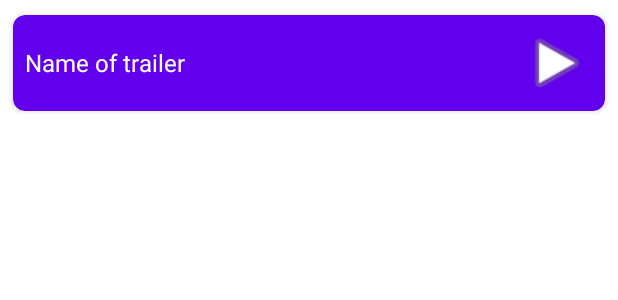
After one commit to DedCharel/Movies, an Android app: the layout trailer_item.xml on its own in the app's theme, with its tools: preview values and no code run, on a phone screen of 412 x 824 dp. The commit adds this screen. Shown: the top 300 px of the screen. Run offline under Robolectric (Android 15) with nearby library versions, the phone set to English and light mode, and no system bars.

Commit message:
Displaying a list of trailers on the details screen

```diff
--- /dev/null
+++ b/app/src/main/res/layout/trailer_item.xml
@@ -0,0 +1,36 @@
+<?xml version="1.0" encoding="utf-8"?>
+<androidx.cardview.widget.CardView xmlns:android="http://schemas.android.com/apk/res/android"
+    xmlns:app="http://schemas.android.com/apk/res-auto"
+    xmlns:tools="http://schemas.android.com/tools"
+    android:layout_width="match_parent"
+    android:layout_height="wrap_content"
+    android:layout_margin="4dp"
+    app:cardBackgroundColor="@color/purple_500"
+    app:cardCornerRadius="8dp"
+    app:cardUseCompatPadding="true">
+
+    <LinearLayout
+        android:layout_width="match_parent"
+        android:layout_height="wrap_content"
+        android:gravity="center"
+        android:orientation="horizontal"
+        android:padding="8dp">
+
+        <TextView
+            android:id="@+id/textViewTrailerName"
+            android:layout_width="0dp"
+            android:layout_height="wrap_content"
+            android:layout_weight="1"
+            android:textColor="@color/white"
+            android:textSize="16sp"
+            tools:text="Name of trailer" />
+
+        <ImageView
+            android:id="@+id/imageViewPlay"
+            android:layout_width="48dp"
+            android:layout_height="48dp"
+            app:srcCompat="@android:drawable/ic_media_play" />
+
+    </LinearLayout>
+
+</androidx.cardview.widget.CardView>
```
Also changed, not shown: app/src/main/java/ru/nvgsoft/movies/MovieDetailActivity.java (+10 -1 lines), app/src/main/java/ru/nvgsoft/movies/TrailersAdapter.java (added, +55 -0 lines), app/src/main/res/layout/activity_movie_detail.xml (+12 -2 lines).
